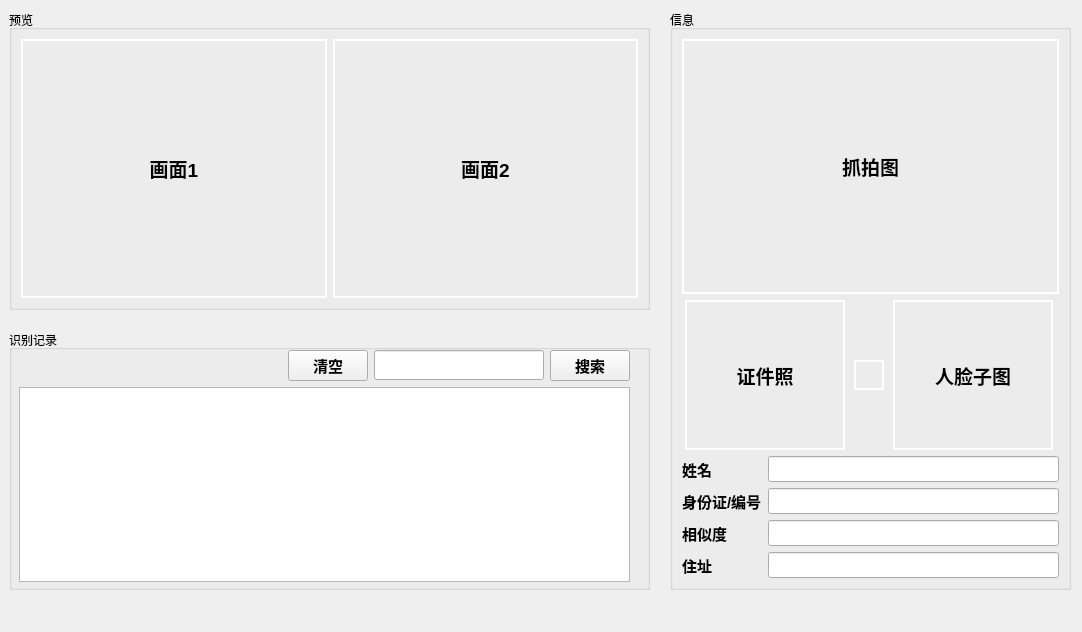
Old version of the form PreviewView/previewview.ui in the repository Flzjler/LaborEye.
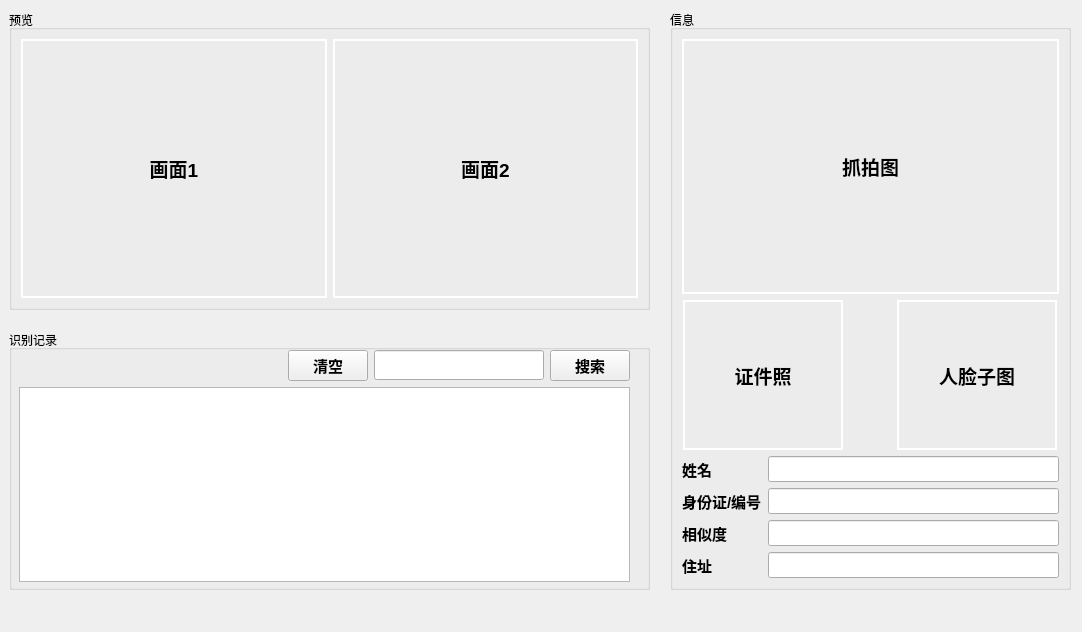
New version of the form.

Diff of the .ui file:
```diff
--- a/PreviewView/previewview.ui
+++ b/PreviewView/previewview.ui
@@ -290,10 +290,16 @@
         </item>
         <item>
          <widget class="QLabel" name="lblIcon">
+          <property name="sizePolicy">
+           <sizepolicy hsizetype="Preferred" vsizetype="Preferred">
+            <horstretch>0</horstretch>
+            <verstretch>0</verstretch>
+           </sizepolicy>
+          </property>
           <property name="minimumSize">
            <size>
-            <width>30</width>
-            <height>30</height>
+            <width>40</width>
+            <height>40</height>
            </size>
           </property>
           <property name="maximumSize">
@@ -311,9 +317,9 @@
            </font>
           </property>
           <property name="styleSheet">
-           <string notr="true">border-width: 2px;
+           <string notr="true">/*border-width: 2px;
 border-style: solid;
-border-color: rgb(255, 255, 255);</string>
+border-color: rgb(255, 255, 255);*/</string>
           </property>
           <property name="text">
            <string/>
```
